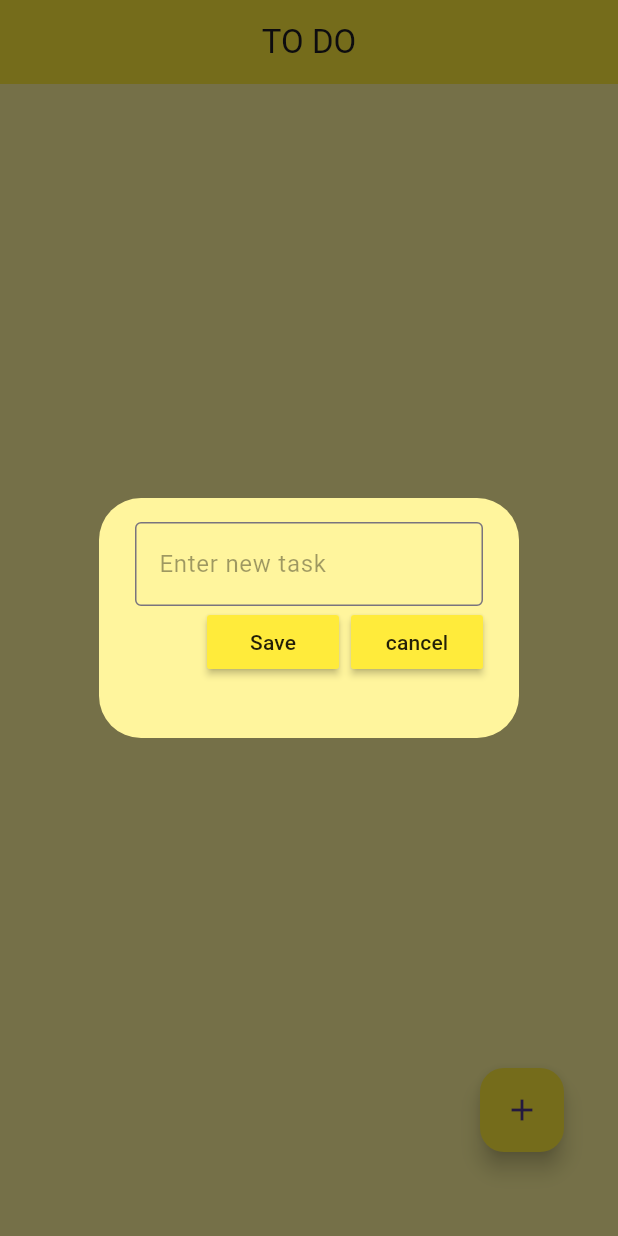
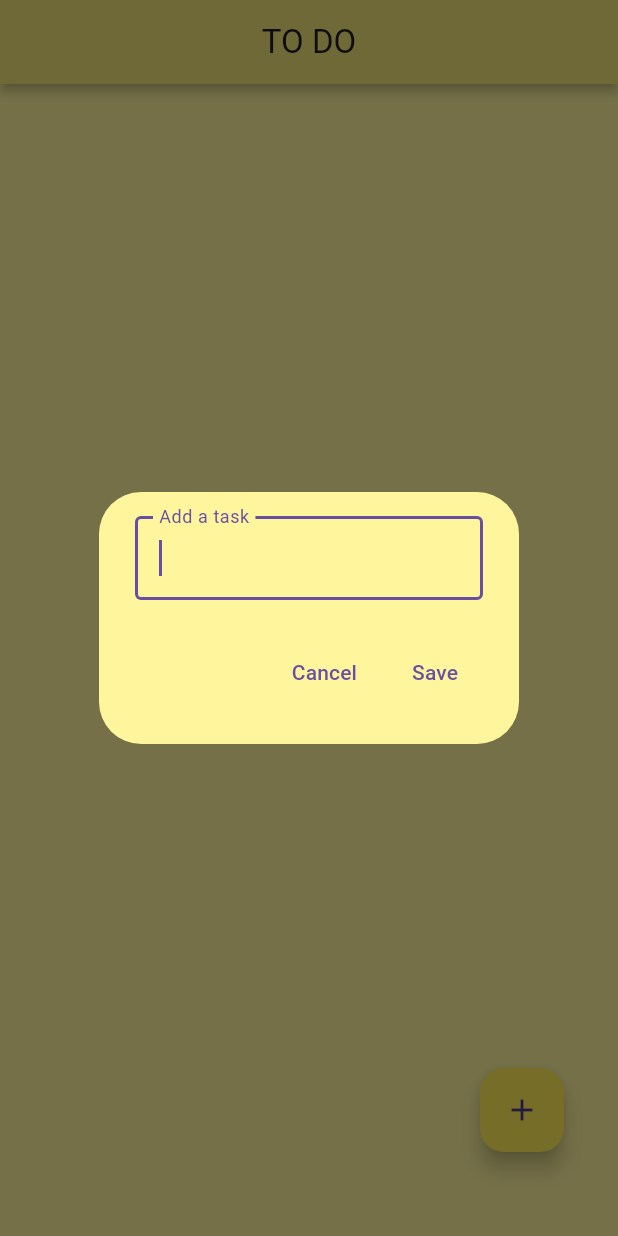
Before and after one commit to shreykiee/todo_app, a Flutter app: the screen it shows after launch, after a tap on the "add" icon, on a phone screen of 412 x 824 dp. Run offline on Flutter 3.47's test engine with Material 3 defaults, Android fonts, the phone set to English and light mode, and no system bars.

Commit message:
some UI changes

```diff
--- a/lib/componants/dialog_box.dart
+++ b/lib/componants/dialog_box.dart
@@ -1,53 +1,44 @@
 import 'package:flutter/material.dart';
+
 import 'package:todo_app/componants/my_button.dart';
 
 class DialogBox extends StatelessWidget {
-  final controller;
-  VoidCallback onSave;
-  VoidCallback onCancel;
-  DialogBox(
-      {super.key,
-      this.controller,
-      required this.onCancel,
-      required this.onSave});
+  final TextEditingController controller;
+  final FocusNode focusNode;
+  final VoidCallback onSave;
+  final VoidCallback onCancel;
+
+  const DialogBox({
+    super.key,
+    required this.controller,
+    required this.focusNode,
+    required this.onSave,
+    required this.onCancel,
+  });
 
   @override
   Widget build(BuildContext context) {
     return AlertDialog(
       backgroundColor: Colors.yellow[200],
-      content: Container(
-        height: 120,
-        child: Column(
-          children: [
-            TextField(
-              controller: controller,
-              decoration: InputDecoration(
-                  border: OutlineInputBorder(),
-                  hintText: "Enter new task",
-                  hintStyle: TextStyle(
-                    color: Colors.black38,
-                  )),
-            ),
-            Row(mainAxisAlignment: MainAxisAlignment.end, children: [
-              //buttons
-
-              //save
-              MyButton(
-                text: 'Save',
-                onPressed: onSave,
-              ),
-              const SizedBox(
-                width: 8,
-              ),
-              //cancel
-              MyButton(
-                text: 'cancel',
-                onPressed: onCancel,
-              ),
-            ])
-          ],
+      content: TextField(
+        controller: controller,
+        focusNode: focusNode,
+        autofocus: true,
+        decoration: InputDecoration(
+          labelText: 'Add a task',
+          border: OutlineInputBorder(),
         ),
       ),
+      actions: [
+        TextButton(
+          onPressed: onCancel,
+          child: Text('Cancel'),
+        ),
+        TextButton(
+          onPressed: onSave,
+          child: Text('Save'),
+        ),
+      ],
     );
   }
 }
--- a/lib/main.dart
+++ b/lib/main.dart
@@ -1,5 +1,6 @@
 import 'package:flutter/material.dart';
 import 'package:todo_app/pages/todo_page.dart';
+import 'package:todo_app/pages/todo_pageanimated.dart';
 
 void main() {
   runApp(const MyApp());
@@ -11,7 +12,7 @@ class MyApp extends StatelessWidget {
   @override
   Widget build(BuildContext context) {
     return MaterialApp(
-      home: TodoPage(),
+      home: TodoPage_animated(),
       debugShowCheckedModeBanner: false,
       theme: ThemeData(primarySwatch: Colors.yellow),
     );
--- /dev/null
+++ b/lib/pages/todo_pageanimated.dart
@@ -0,0 +1,112 @@
+import 'package:flutter/material.dart';
+
+import 'package:todo_app/componants/dialog_box.dart';
+import 'package:todo_app/componants/todo_tile.dart';
+
+class TodoPage_animated extends StatefulWidget {
+  const TodoPage_animated({super.key});
+
+  @override
+  State<TodoPage_animated> createState() => _TodoPageState();
+}
+
+class _TodoPageState extends State<TodoPage_animated> {
+  // Text controller
+  final TextEditingController Mycontroller = TextEditingController();
+  final FocusNode _focusNode = FocusNode();
+
+  final List<List<dynamic>> todolist = [];
+  final GlobalKey<AnimatedListState> _listKey = GlobalKey<AnimatedListState>();
+
+  // Checkbox changed
+  void checkboxchanged(bool? value, int index) {
+    setState(() {
+      todolist[index][1] = !todolist[index][1];
+    });
+  }
+
+  // Saving new task
+  void saveNewTask() {
+    if (Mycontroller.text != "") {
+      setState(() {
+        todolist.add([Mycontroller.text, false]);
+        Mycontroller.clear();
+      });
+      _listKey.currentState?.insertItem(todolist.length - 1);
+      Navigator.of(context).pop();
+    }
+  }
+
+  // Deleting task
+  void deleteTask(int index) {
+    final removedTask = todolist.removeAt(index);
+    _listKey.currentState?.removeItem(
+      index,
+      (context, animation) => SizeTransition(
+        sizeFactor: animation,
+        child: ToDoTile(
+          taskname: removedTask[0],
+          taskCompleted: removedTask[1],
+          onChanged: (value) => checkboxchanged(value, index),
+          onDelete: () {},
+        ),
+      ),
+    );
+  }
+
+  // Creating new task
+  void CreateNewTask() {
+    showDialog(
+      context: context,
+      builder: (context) {
+        return DialogBox(
+          controller: Mycontroller,
+          focusNode: _focusNode,
+          onCancel: () => {Navigator.of(context).pop(), Mycontroller.clear()},
+          onSave: saveNewTask,
+        );
+      },
+    ).then((_) {
+      _focusNode.requestFocus();
+    });
+  }
+
+  @override
+  Widget build(BuildContext context) {
+    return Scaffold(
+      backgroundColor: Colors.yellow[200],
+      appBar: AppBar(
+        // backgroundColor: Colors.yellow,
+        backgroundColor: Colors.yellow[300],
+        elevation: 3,
+        shadowColor: Colors.black,
+
+        title: const Center(child: Text("TO DO")),
+      ),
+      floatingActionButton: Padding(
+        padding:
+            const EdgeInsets.only(bottom: 40, left: 20, right: 20, top: 20),
+        child: FloatingActionButton(
+          onPressed: CreateNewTask,
+          backgroundColor: Colors.yellow[400],
+          child: const Icon(Icons.add),
+        ),
+      ),
+      body: AnimatedList(
+        key: _listKey,
+        initialItemCount: todolist.length,
+        itemBuilder: (context, index, animation) {
+          return SizeTransition(
+            sizeFactor: animation,
+            child: ToDoTile(
+              taskname: todolist[index][0],
+              taskCompleted: todolist[index][1],
+              onChanged: (value) => checkboxchanged(value, index),
+              onDelete: () => deleteTask(index),
+            ),
+          );
+        },
+      ),
+    );
+  }
+}
```
Also changed, not shown: lib/componants/todo_tile.dart (+23 -11 lines), lib/pages/todo_page.dart (+10 -5 lines).
